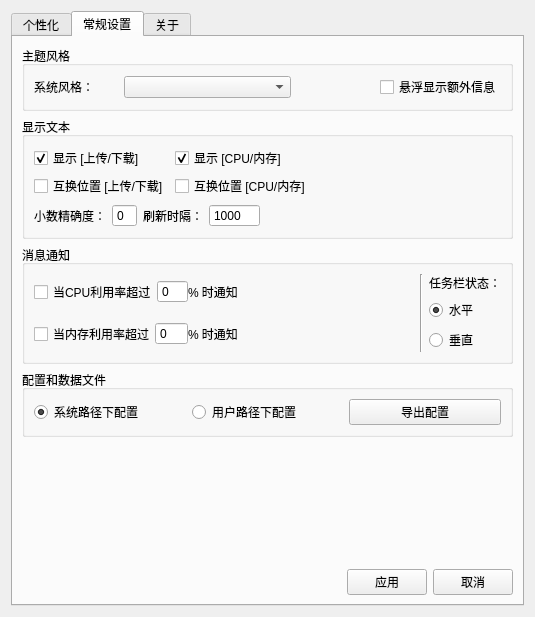
Above: WinSetting.ui from XMuli/NetSpeed before the change. Below: the same form after it.
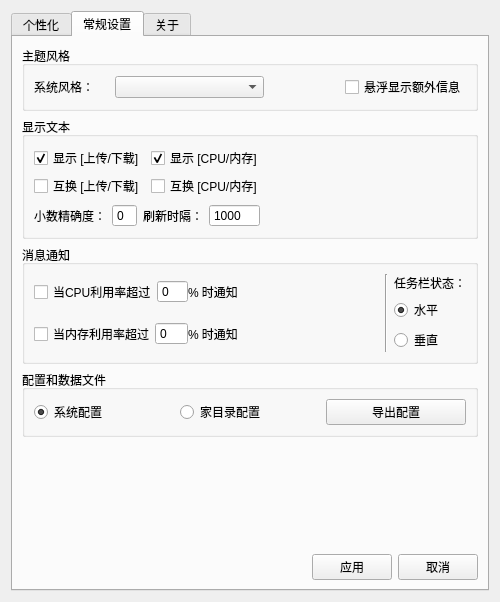
That is the form after the change. The open tabs and pages were chosen to show the change.

Commit message: feat: Optimize UI interface

Diff of the .ui file:
```diff
--- a/WinSetting.ui
+++ b/WinSetting.ui
@@ -6,8 +6,8 @@
    <rect>
     <x>0</x>
     <y>0</y>
-    <width>535</width>
-    <height>617</height>
+    <width>500</width>
+    <height>602</height>
    </rect>
   </property>
   <property name="windowTitle">
@@ -532,14 +532,14 @@
             <item row="1" column="1">
              <widget class="QCheckBox" name="checkBoxLocationExchangeCPUAndMenory">
               <property name="text">
-               <string>互换位置 [CPU/内存]</string>
+               <string>互换 [CPU/内存]</string>
               </property>
              </widget>
             </item>
             <item row="1" column="0">
              <widget class="QCheckBox" name="checkBoxLocationExchangeNet">
               <property name="text">
-               <string>互换位置 [上传/下载]</string>
+               <string>互换 [上传/下载]</string>
               </property>
              </widget>
             </item>
@@ -809,7 +809,7 @@
           <item>
            <widget class="QRadioButton" name="radioSystemPath">
             <property name="text">
-             <string>系统路径下配置</string>
+             <string>系统配置</string>
             </property>
             <property name="checked">
              <bool>true</bool>
@@ -819,7 +819,7 @@
           <item>
            <widget class="QRadioButton" name="radioCustomPath">
             <property name="text">
-             <string>用户路径下配置</string>
+             <string>家目录配置</string>
             </property>
            </widget>
           </item>
```
Left out of the diff: 2 changed lines with no effect on the pictures.
